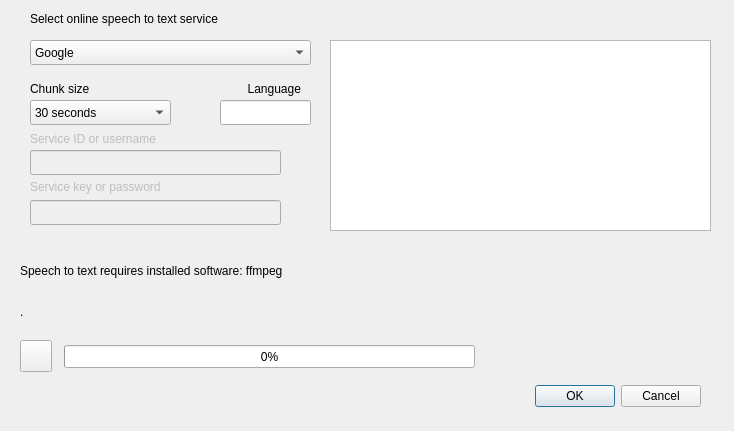
This is GUI_UIs/ui_speech_to_text.ui in ccbogel/QualCoder as Qt 5 draws it before an edit. The edited form follows.
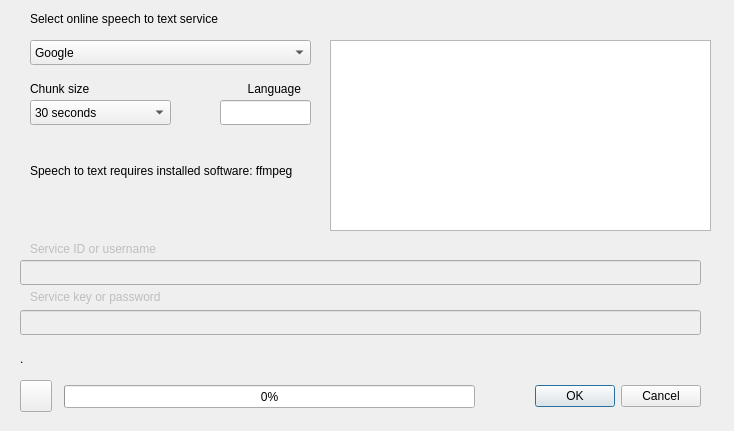
This is the edited form.

```diff
--- a/GUI_UIs/ui_speech_to_text.ui
+++ b/GUI_UIs/ui_speech_to_text.ui
@@ -97,15 +97,18 @@
   <widget class="QLabel" name="label_ffmpeg_info">
    <property name="geometry">
     <rect>
-     <x>20</x>
-     <y>260</y>
-     <width>571</width>
-     <height>22</height>
+     <x>30</x>
+     <y>140</y>
+     <width>281</width>
+     <height>61</height>
     </rect>
    </property>
    <property name="text">
     <string>Speech to text requires installed software: ffmpeg</string>
    </property>
+   <property name="wordWrap">
+    <bool>true</bool>
+   </property>
   </widget>
   <widget class="QTextEdit" name="textEdit_notes">
    <property name="geometry">
@@ -175,7 +178,7 @@
    <property name="geometry">
     <rect>
      <x>30</x>
-     <y>130</y>
+     <y>240</y>
      <width>291</width>
      <height>17</height>
     </rect>
@@ -190,9 +193,9 @@
    </property>
    <property name="geometry">
     <rect>
-     <x>30</x>
-     <y>150</y>
-     <width>251</width>
+     <x>20</x>
+     <y>260</y>
+     <width>681</width>
      <height>25</height>
     </rect>
    </property>
@@ -204,7 +207,7 @@
    <property name="geometry">
     <rect>
      <x>30</x>
-     <y>177</y>
+     <y>287</y>
      <width>291</width>
      <height>20</height>
     </rect>
@@ -219,9 +222,9 @@
    </property>
    <property name="geometry">
     <rect>
-     <x>30</x>
-     <y>200</y>
-     <width>251</width>
+     <x>20</x>
+     <y>310</y>
+     <width>681</width>
      <height>25</height>
     </rect>
    </property>
@@ -230,7 +233,7 @@
    <property name="geometry">
     <rect>
      <x>64</x>
-     <y>345</y>
+     <y>385</y>
      <width>411</width>
      <height>23</height>
     </rect>
@@ -243,7 +246,7 @@
    <property name="geometry">
     <rect>
      <x>20</x>
-     <y>340</y>
+     <y>380</y>
      <width>32</width>
      <height>32</height>
     </rect>
@@ -295,7 +298,7 @@
    <property name="geometry">
     <rect>
      <x>20</x>
-     <y>303</y>
+     <y>350</y>
      <width>661</width>
      <height>17</height>
     </rect>
```
